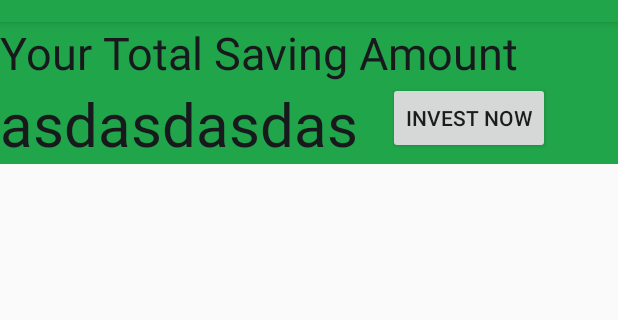
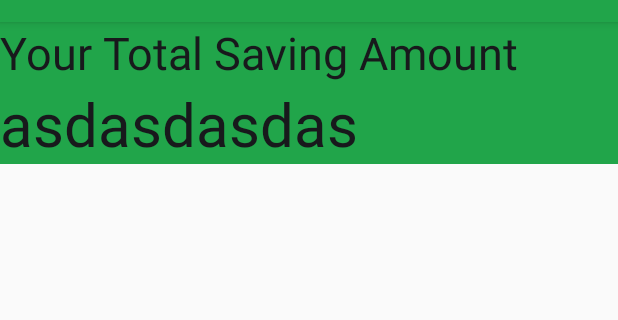
Before and after one commit to crowdhackathon-fintech2/BANKCRAFT, an Android app: the TransactionListFragment screen opened directly, with no data from a screen before it, on a phone screen of 412 x 824 dp, the part 62-382 px from its top. Run offline under Robolectric (Android 15) with nearby library versions, the phone set to English and light mode, and no system bars; libraries missing offline, so code that uses them is left out: com.squareup.otto; 2 statements that could not run were skipped.

Commit message:
UI fix remove button

```diff
--- a/mobile/app/src/main/java/eu/ptriantafyllopoulos/bankcraft/View/fragments/TransactionListFragment.java
+++ b/mobile/app/src/main/java/eu/ptriantafyllopoulos/bankcraft/View/fragments/TransactionListFragment.java
@@ -44,7 +44,7 @@ public class TransactionListFragment extends Fragment {
     //View fragmentView;
     private TransactionsListViewAdapter adapter;
     private TextView totalAmountTv;
-    private Button investBtn;
+//    private Button investBtn;
 
     //Interaction Listener
     private OnTransactionListFragmentInteractionListener mListener;
@@ -104,14 +104,14 @@ public class TransactionListFragment extends Fragment {
     public void onViewCreated(View view, @Nullable Bundle savedInstanceState) {
         super.onViewCreated(view, savedInstanceState);
         totalAmountTv = view.findViewById(R.id.amount_overview_tv);
-        investBtn = view.findViewById(R.id.investBtn);
+//        investBtn = view.findViewById(R.id.investBtn);
         totalAmountTv.setText(AmountUtils.formatAmount(incomingDao.getTotalInvestAmount()));
-        investBtn.setOnClickListener(new View.OnClickListener() {
-            @Override
-            public void onClick(View view) {
-                mListener.onInvestClicked();
-            }
-        });
+//        investBtn.setOnClickListener(new View.OnClickListener() {
+//            @Override
+//            public void onClick(View view) {
+//                mListener.onInvestClicked();
+//            }
+//        });
 
         setUpListView(view);
     }
--- a/mobile/app/src/main/res/layout/fragment_transaction_list.xml
+++ b/mobile/app/src/main/res/layout/fragment_transaction_list.xml
@@ -26,14 +26,14 @@
             android:layout_height="wrap_content"
             android:text="asdasdasdas"
             />
-        <Button
-            android:id="@+id/investBtn"
-            android:layout_width="wrap_content"
-            android:layout_height="wrap_content"
-            android:layout_toRightOf="@+id/amount_overview_tv"
-            android:layout_marginTop="40dp"
-            android:layout_marginLeft="20dp"
-            android:text="Invest Now"/>
+        <!--<Button-->
+            <!--android:id="@+id/investBtn"-->
+            <!--android:layout_width="wrap_content"-->
+            <!--android:layout_height="wrap_content"-->
+            <!--android:layout_toRightOf="@+id/amount_overview_tv"-->
+            <!--android:layout_marginTop="40dp"-->
+            <!--android:layout_marginLeft="20dp"-->
+            <!--android:text="Invest Now"/>-->
     </RelativeLayout>
 
     <android.support.v7.widget.RecyclerView
```
